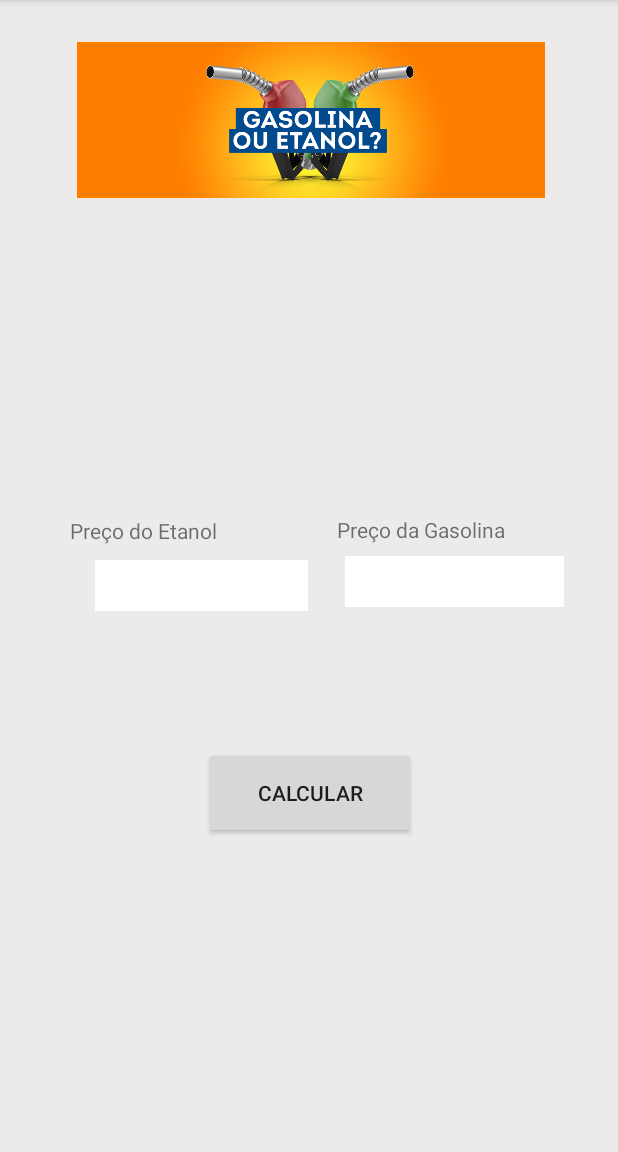
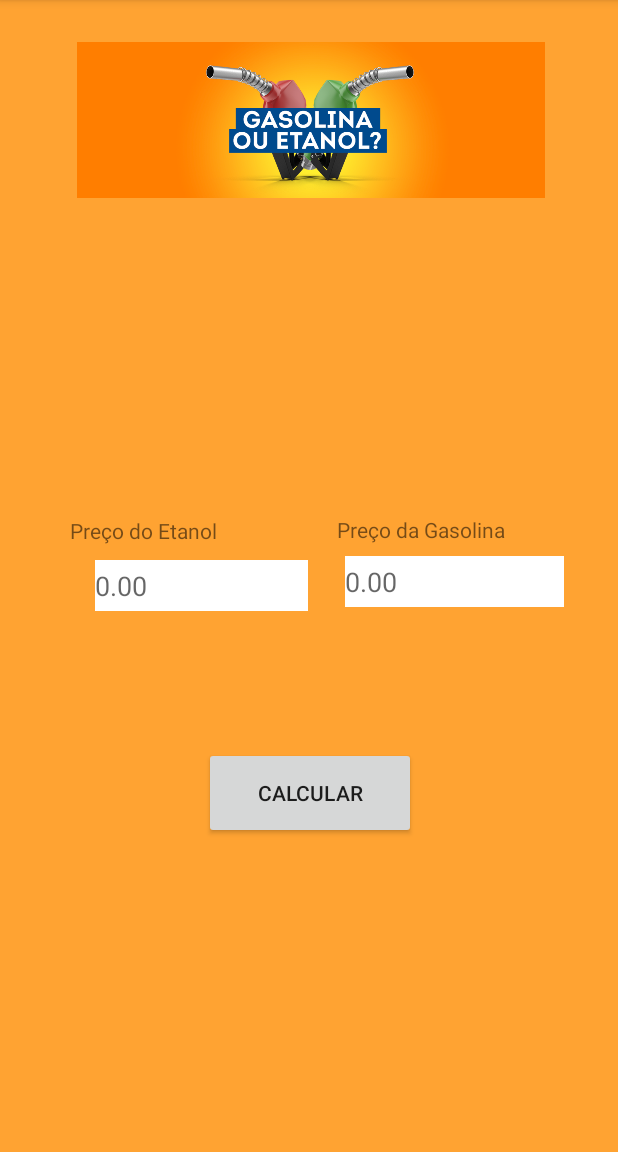
Before and after one commit to Marcoantonioo/GasolinaOuEtanol, an Android app: the screen it shows after launch (MainActivity), on a phone screen of 412 x 824 dp, the part 84-1236 px from its top. Run offline under Robolectric (Android 15) with nearby library versions, the light colour scheme and no system bars.

Commit message:
Corrigindo o layout

```diff
--- a/app/src/main/java/com/example/marco/gasolinaoretanol/MainActivity.java
+++ b/app/src/main/java/com/example/marco/gasolinaoretanol/MainActivity.java
@@ -37,9 +37,9 @@ public class MainActivity extends AppCompatActivity {
                     double valorGasolina = Double.parseDouble(textPrecoGasolina);
                     double valorEtanol = Double.parseDouble(textPrecoEtanol);
 
-                    double resp = valorEtanol / valorGasolina;
+                    double resp = valorGasolina / valorEtanol;
 
-                    if (resp <= 0.7) {
+                    if (resp <= 0.7 ) {
                         resultado.setText(R.string.melhor_etanol);
                     } else {
                         resultado.setText(R.string.melhor_gasolina);
@@ -48,7 +48,6 @@ public class MainActivity extends AppCompatActivity {
                     Context context = getApplicationContext();
                     String texto = "Campo vazio, Preecha-o! ";
                     int duracao  = Toast.LENGTH_LONG;
-
                     Toast toast = Toast.makeText(context, texto, duracao);
                     toast.show();
                 }
--- a/app/src/main/res/layout/activity_main.xml
+++ b/app/src/main/res/layout/activity_main.xml
@@ -5,7 +5,8 @@
     android:layout_width="match_parent"
     android:layout_height="match_parent"
     android:background="@color/Fundo"
-    tools:context=".MainActivity">
+    tools:context=".MainActivity"
+    >
 
     <Button
         android:id="@+id/btnCalcular"
@@ -50,7 +51,8 @@
         app:layout_constraintBottom_toTopOf="@+id/btnCalcular"
         app:layout_constraintEnd_toEndOf="parent"
         app:layout_constraintTop_toBottomOf="@+id/imageView2"
-        app:layout_constraintVertical_bias="0.731" />
+        app:layout_constraintVertical_bias="0.731"
+        android:hint="0.00"/>
 
     <EditText
         android:id="@+id/precoGasolina"
@@ -68,7 +70,8 @@
         app:layout_constraintHorizontal_bias="0.772"
         app:layout_constraintStart_toStartOf="parent"
         app:layout_constraintTop_toBottomOf="@+id/imageView2"
-        app:layout_constraintVertical_bias="0.738" />
+        app:layout_constraintVertical_bias="0.738"
+        android:hint="0.00"/>
 
     <TextView
         android:id="@+id/Gasolina"
--- a/app/src/main/res/values/colors.xml
+++ b/app/src/main/res/values/colors.xml
@@ -3,5 +3,5 @@
     <color name="colorPrimary">#3F51B5</color>
     <color name="colorPrimaryDark">#303F9F</color>
     <color name="colorAccent">#FF4081</color>
-    <color name="Fundo">#ecebea</color>
+    <color name="Fundo">#ffa332</color>
 </resources>
```
Also changed, not shown: app/src/main/res/drawable/nice.png (added).
